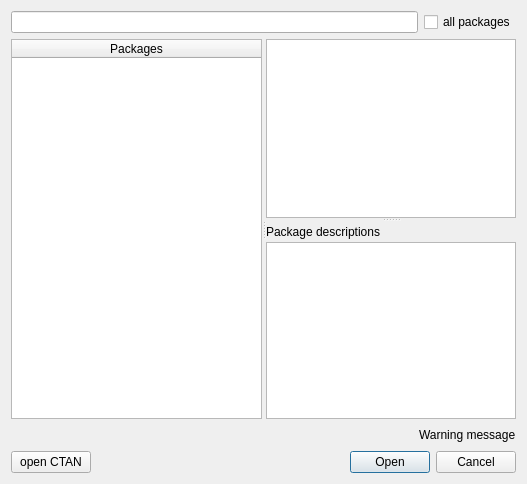
Before: the Qt Designer form src/texdocdialog.ui in texstudio-org/texstudio, drawn with Qt 5.
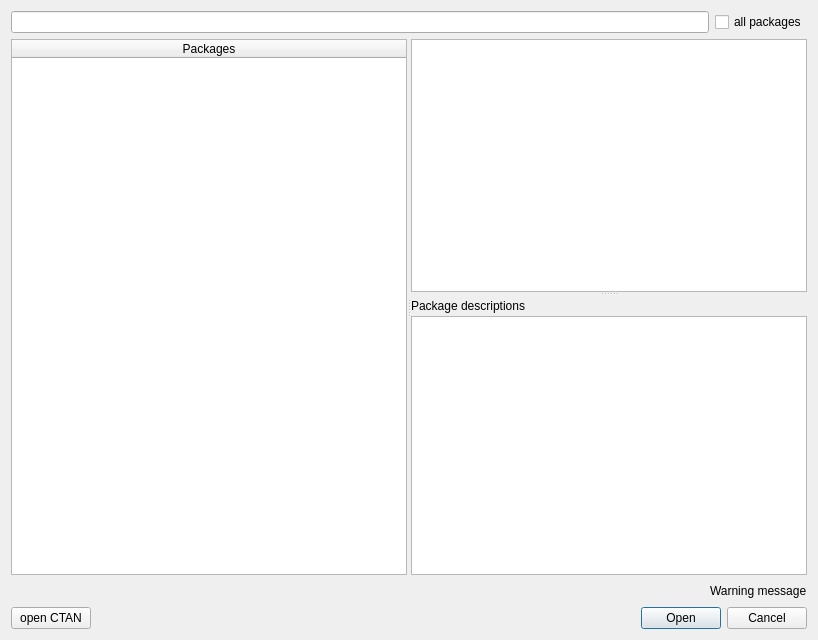
After: the same form once the commit is applied. Icons and pictures are not drawn.

What changed in the file:
```diff
--- a/src/texdocdialog.ui
+++ b/src/texdocdialog.ui
@@ -6,8 +6,8 @@
    <rect>
     <x>0</x>
     <y>0</y>
-    <width>527</width>
-    <height>484</height>
+    <width>818</width>
+    <height>640</height>
    </rect>
   </property>
   <property name="windowTitle">
@@ -33,8 +33,8 @@
       <property name="orientation">
        <enum>Qt::Vertical</enum>
       </property>
-      <widget class="QTextBrowser" name="PackageInfoBrowser"/>
-      <widget class="QWidget" name="">
+      <widget class="QTextBrowser" name="packageInfoBrowser"/>
+      <widget class="QWidget" name="layoutWidget">
        <layout class="QVBoxLayout" name="verticalLayout">
         <property name="spacing">
          <number>0</number>
```
Left out of the diff: 2 changed lines with no effect on the pictures.
